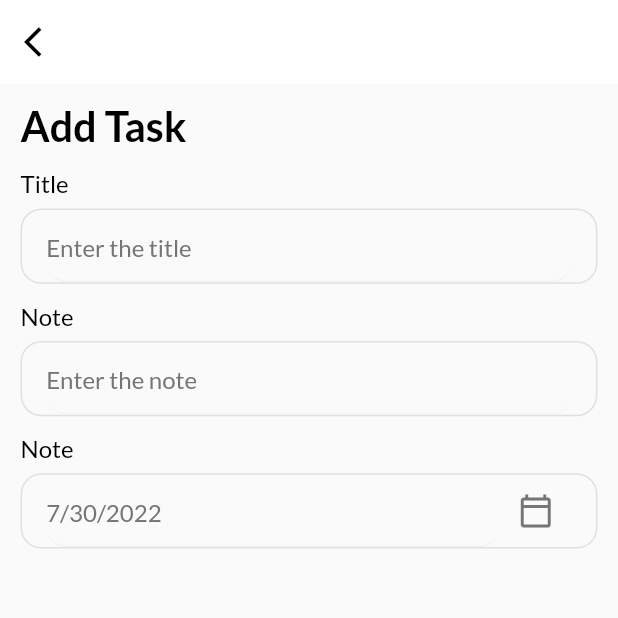
After one commit to ZainNaqvi/Birthday-reminder-sqflite, a Flutter app: the screen it shows after launch, after a tap on "+ Add Task", on a phone screen of 412 x 824 dp, the top half of it. The commit adds this screen. Run offline on Flutter 3.47's test engine with Material 2 defaults, Android fonts, the phone set to English and light mode, and no system bars; our stand-ins replace date_picker_timeline, flutter_local_notifications, flutter_screenutil, get, get_storage, google_fonts and 1 more.

Commit message:
Added add birth day remainder page

```diff
--- a/lib/themes.dart
+++ b/lib/themes.dart
@@ -23,7 +23,7 @@ class Themes {
 TextStyle get subHeadingStyle {
   return (GoogleFonts.lato(
     textStyle: TextStyle(
-      fontSize: 24.sp,
+      fontSize: 18.sp,
       color: Get.isDarkMode ? Colors.grey[400] : Colors.grey,
       fontWeight: FontWeight.w500,
     ),
@@ -33,9 +33,39 @@ TextStyle get subHeadingStyle {
 TextStyle get headingStyle {
   return (GoogleFonts.lato(
     textStyle: TextStyle(
-      fontSize: 30.sp,
+      fontSize: 24.sp,
+      color: Get.isDarkMode ? Colors.white : Colors.black,
+      fontWeight: FontWeight.bold,
+    ),
+  ));
+}
+
+TextStyle get textHeadingStyle {
+  return (GoogleFonts.lato(
+    textStyle: TextStyle(
+      fontSize: 14.sp,
       color: Get.isDarkMode ? Colors.white : Colors.black,
       fontWeight: FontWeight.w500,
     ),
   ));
 }
+
+TextStyle get textInputStyle {
+  return (GoogleFonts.lato(
+    textStyle: TextStyle(
+      fontSize: 16.sp,
+      color: Get.isDarkMode ? Colors.grey[100] : Colors.grey[600],
+      fontWeight: FontWeight.w500,
+    ),
+  ));
+}
+
+TextStyle get hintStyle {
+  return (GoogleFonts.lato(
+    textStyle: TextStyle(
+      fontSize: 14.sp,
+      color: Get.isDarkMode ? Colors.grey[400] : Colors.grey[600],
+      fontWeight: FontWeight.w500,
+    ),
+  ));
+}
--- /dev/null
+++ b/lib/ui/add_task_page.dart
@@ -0,0 +1,103 @@
+import 'package:example_todo_sqflite/themes.dart';
+import 'package:example_todo_sqflite/ui/constants.dart';
+import 'package:example_todo_sqflite/ui/widgets/text_field_widget.dart';
+import 'package:flutter/material.dart';
+import 'package:flutter_screenutil/flutter_screenutil.dart';
+import 'package:get/get.dart';
+import 'package:intl/intl.dart';
+
+class AddTaskBar extends StatefulWidget {
+  const AddTaskBar({Key? key}) : super(key: key);
+
+  @override
+  State<AddTaskBar> createState() => _AddTaskBarState();
+}
+
+class _AddTaskBarState extends State<AddTaskBar> {
+  DateTime? _selectedDate = DateTime.now();
+  @override
+  Widget build(BuildContext context) {
+    return Scaffold(
+      appBar: _appBar(),
+      body: Container(
+        padding: EdgeInsets.only(left: 12.w, right: 12.w, top: 10.h),
+        child: SingleChildScrollView(
+          physics: BouncingScrollPhysics(),
+          child: Column(
+            crossAxisAlignment: CrossAxisAlignment.start,
+            children: [
+              Text(
+                "Add Task",
+                style: headingStyle,
+              ),
+              MyTextField(
+                lable: "Title",
+                hintText: "Enter the title",
+              ),
+              MyTextField(
+                lable: "Note",
+                hintText: "Enter the note",
+              ),
+              MyTextField(
+                lable: "Note",
+                hintText: DateFormat.yMd().format(_selectedDate!),
+                widget: IconButton(
+                  onPressed: () async {
+                    setState(() {
+                      _selectedDate = _getUserDate(context);
+                    });
+                  },
+                  icon: Icon(
+                    Icons.calendar_today_outlined,
+                    color: Get.isDarkMode ? Colors.grey[100] : Colors.grey[600],
+                  ),
+                ),
+              ),
+              Row(
+                children: [],
+              ),
+            ],
+          ),
+        ),
+      ),
+    );
+  }
+
+  _getUserDate(BuildContext context) async {
+    DateTime? _datePicker = await showDatePicker(
+      context: context,
+      initialDate: DateTime.now(),
+      firstDate: DateTime(2015),
+      lastDate: DateTime(2302),
+    );
+    if (_datePicker != null) {
+      setState(() {
+        _selectedDate = _datePicker;
+      });
+    } else {
+      print("Value is null date is not pick by the user successfully.");
+    }
+  }
+
+  AppBar _appBar() {
+    return AppBar(
+      elevation: 0,
+      backgroundColor: Get.isDarkMode ? darkgreyClr : Colors.white,
+      leading: IconButton(
+        onPressed: () {
+          Get.back();
+        },
+        icon: Icon(
+          Icons.arrow_back_ios,
+          color: Get.isDarkMode ? Colors.white : Colors.black,
+        ),
+      ),
+      actions: [
+        IconButton(
+          onPressed: () {},
+          icon: Icon(Icons.person),
+        ),
+      ],
+    );
+  }
+}
--- a/lib/ui/home_page.dart
+++ b/lib/ui/home_page.dart
@@ -1,6 +1,7 @@
 import 'package:date_picker_timeline/date_picker_timeline.dart';
 import 'package:example_todo_sqflite/services/theme_services.dart';
 import 'package:example_todo_sqflite/themes.dart';
+import 'package:example_todo_sqflite/ui/add_task_page.dart';
 import 'package:example_todo_sqflite/ui/constants.dart';
 import 'package:example_todo_sqflite/ui/widgets/button_dart.dart';
 import 'package:flutter/material.dart';
@@ -109,7 +110,12 @@ class _HomePageState extends State<HomePage> {
           ),
 
 // add-task-button
-          MyButton(lable: "+ Add Task"),
+          MyButton(
+            lable: "+ Add Task",
+            ontap: () {
+              Get.to(AddTaskBar());
+            },
+          ),
         ],
       ),
     );
--- /dev/null
+++ b/lib/ui/widgets/text_field_widget.dart
@@ -0,0 +1,82 @@
+import 'package:example_todo_sqflite/themes.dart';
+import 'package:flutter/material.dart';
+import 'package:flutter_screenutil/flutter_screenutil.dart';
+import 'package:get/get.dart';
+
+class MyTextField extends StatelessWidget {
+  final String hintText;
+  final String lable;
+  final TextEditingController? controller;
+  final Widget? widget;
+  MyTextField(
+      {Key? key,
+      required this.hintText,
+      required this.lable,
+      this.controller,
+      this.widget})
+      : super(key: key);
+
+  @override
+  Widget build(BuildContext context) {
+    return Container(
+      margin: EdgeInsets.only(top: 10.h),
+      child: Column(
+        crossAxisAlignment: CrossAxisAlignment.start,
+        children: [
+          Text(
+            lable,
+            style: textHeadingStyle,
+          ),
+          SizedBox(height: 6.h),
+          Container(
+            padding: EdgeInsets.only(left: 14.w, right: 14.w),
+            height: 42.h,
+            decoration: BoxDecoration(
+              borderRadius: BorderRadius.circular(12.r),
+              border: Border.all(
+                color: Colors.grey[300]!,
+                width: 1.0,
+              ),
+            ),
+            child: Row(
+              children: [
+                Expanded(
+                  child: TextFormField(
+                    readOnly: widget == null ? false : true,
+                    cursorColor:
+                        Get.isDarkMode ? Colors.grey[100] : Colors.grey[600],
+                    autofocus: false,
+                    autocorrect: true,
+                    controller: controller,
+                    style: textInputStyle,
+                    decoration: InputDecoration(
+                      enabledBorder: InputBorder(context),
+                      border: InputBorder(context),
+                      hintStyle: hintStyle,
+                      hintText: hintText,
+                      focusedBorder: InputBorder(context),
+                    ),
+                  ),
+                ),
+                widget == null
+                    ? Container()
+                    : Container(
+                        child: widget,
+                      ),
+              ],
+            ),
+          ),
+        ],
+      ),
+    );
+  }
+
+  UnderlineInputBorder InputBorder(BuildContext context) {
+    return UnderlineInputBorder(
+      borderRadius: BorderRadius.circular(12.r),
+      borderSide: BorderSide(
+        color: Theme.of(context).backgroundColor,
+      ),
+    );
+  }
+}
```
